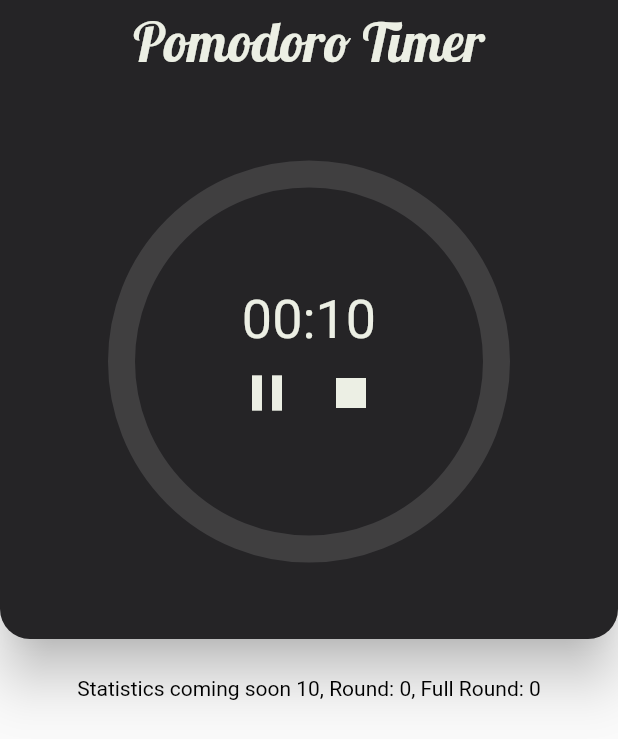
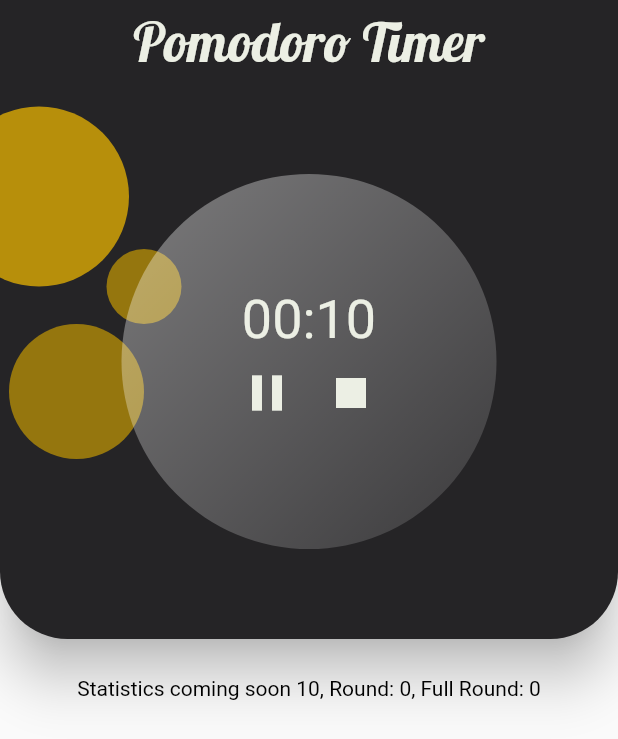
Before and after one commit to franci3/pomodoro-app, a Flutter app: the screen it shows after launch, after a tap on the "play arrow" icon, on a phone screen of 412 x 824 dp. Shown: the top 739 px of the screen. Run offline on Flutter 3.47's test engine with Material 2 defaults, Android fonts, the phone set to English and light mode, and no system bars; our stand-ins replace audioplayers, get; statements that could not run were skipped.

Commit message:
adds sound on timer start and stop, adds design features

```diff
--- a/lib/main.dart
+++ b/lib/main.dart
@@ -4,6 +4,7 @@ import 'package:pomodoro_app/assets/custom_theme.dart';
 import 'package:pomodoro_app/screens/home.dart';
 
 void main() {
+  Paint.enableDithering = true;
   runApp(GetMaterialApp(
       title: 'Pomodoro App',
       debugShowCheckedModeBanner: false,
--- a/lib/screens/card_screen.dart
+++ b/lib/screens/card_screen.dart
@@ -1,7 +1,10 @@
+import 'dart:ui';
+
 import 'package:flutter/material.dart';
 import 'package:get/get.dart';
 import 'package:pomodoro_app/assets/custom_theme.dart';
 import 'package:pomodoro_app/states/home_controller.dart';
+import 'package:pomodoro_app/widgets/circles_painter_widget.dart';
 
 class CardScreen extends StatelessWidget {
   final HomeController homeController = Get.put(HomeController());
@@ -13,21 +16,36 @@ class CardScreen extends StatelessWidget {
       elevation: 15,
       shape: RoundedRectangleBorder(
           borderRadius: BorderRadius.only(
-              bottomLeft: Radius.circular(20),
-              bottomRight: Radius.circular(20))),
+              bottomLeft: Radius.circular(45),
+              bottomRight: Radius.circular(45))),
       child: Center(
         child: Padding(
           padding: const EdgeInsets.symmetric(vertical: 60.0),
           child: Stack(
             alignment: Alignment.center,
             children: [
+              CustomPaint(
+                size: Size(200, 100),
+                painter: CirclesPainter(),
+              ),
               Obx(
-                () => SizedBox(
+                () => Container(
                   width: 250,
                   height: 250,
+                  decoration: new BoxDecoration(
+                    backgroundBlendMode: BlendMode.lighten,
+                    gradient: LinearGradient(
+                      begin: Alignment.topLeft,
+                      end: Alignment.bottomRight,
+                      colors: [
+                        const Color(0x66ffffff),
+                        const Color(0x1Affffff),
+                      ],
+                    ),
+                    borderRadius: new BorderRadius.circular(125),
+                  ),
                   child: CircularProgressIndicator(
                       value: _calculateCountdownLoader(homeController),
-                      backgroundColor: Colors.white12,
                       strokeWidth: 18,
                       valueColor: AlwaysStoppedAnimation<Color>(
                           PomodoroValues.mainColor)),
--- a/lib/states/home_controller.dart
+++ b/lib/states/home_controller.dart
@@ -4,6 +4,7 @@ import 'package:flutter/cupertino.dart';
 import 'package:get/get.dart';
 import 'package:pomodoro_app/assets/custom_theme.dart';
 import 'package:pomodoro_app/assets/values/values.dart';
+import 'package:audioplayers/audio_cache.dart';
 
 class HomeController extends GetxController {
 
@@ -17,45 +18,48 @@ class HomeController extends GetxController {
   var timerIsPaused = false.obs;
   var focusPauseRound = false.obs;
 
-  decrementSeconds() => seconds--;
-  decrementMinutes() => minutes--;
-  decrementTotalSeconds() => totalSeconds--;
-  incrementRound() => roundCount++;
-  incrementFullRoundCount() => fullRoundCount++;
+  AudioCache audioPlayer = AudioCache(prefix: 'lib/assets/sounds/');
+
+  _decrementSeconds() => seconds--;
+  _decrementMinutes() => minutes--;
+  _decrementTotalSeconds() => totalSeconds--;
+  _incrementRound() => roundCount++;
+  _incrementFullRoundCount() => fullRoundCount++;
 
   startTimer() {
-    startStopTimer();
+    _startStopTimer();
     Timer.periodic(Duration(seconds: 1), (timer) {
       if (timerIsActive.isTrue && timerIsPaused.isfalse) {
-        handleTimerCountdown();
+        _handleTimerCountdown();
       } else if(timerIsActive.isfalse){
         timer.cancel();
-        resetTimer();
+        _resetTimer();
       }
     });
   }
 
-  startStopTimer() {
+  _startStopTimer() {
     timerIsActive.toggle();
+    _playSound();
   }
 
-  handleTimerCountdown() {
-    decrementTotalSeconds();
+  _handleTimerCountdown() {
+    _decrementTotalSeconds();
     if (seconds.value != 0) {
-      decrementSeconds();
+      _decrementSeconds();
     } else if (seconds.value == 0 && minutes.value != 0) {
       seconds.value = 59;
-      decrementMinutes();
+      _decrementMinutes();
     } else if (seconds.value == 0 && minutes.value == 0) {
       focusPauseRound.toggle();
       //TODO: Remove fixed values with const
       if(focusPauseRound.isTrue){
-        incrementRound();
+        _incrementRound();
         animationSeconds.value = totalPauseSeconds;
         //minutes.value = pauseMinutes;
         if(roundCount.value == 4){
           roundCount.value = 0;
-          incrementFullRoundCount();
+          _incrementFullRoundCount();
           seconds.value = 15;
           totalSeconds.value = 15;
         } else {
@@ -63,17 +67,21 @@ class HomeController extends GetxController {
           totalSeconds.value = totalPauseSeconds;
         }
       } else {
-        resetTimer();
+        _resetTimer();
       }
     }
   }
 
-  resetTimer() {
+  _resetTimer() {
     seconds.value = focusSeconds;
     minutes.value = focusMinutes;
     totalSeconds.value = totalFocusSeconds;
     roundCount.value = 0;
     animationSeconds.value = totalFocusSeconds;
+  }
+
+  _playSound() async {
+    audioPlayer.play('484344__inspectorj__bike-bell-ding-single-01-01.mp3');
   }
 
   pauseTimer() {
--- /dev/null
+++ b/lib/widgets/circles_painter_widget.dart
@@ -0,0 +1,25 @@
+import 'package:flutter/cupertino.dart';
+
+class CirclesPainter extends CustomPainter{
+  @override
+  void paint(Canvas canvas, Size size) {
+
+    var offsetCircle1 = Offset(-80, -60);
+    var offsetCircle2 = Offset(-10, 0);
+    var offsetCircle3 = Offset(-55, 70);
+
+    var gradientCircle1 = const Color.fromRGBO(242, 186, 0, 0.71);
+    var gradientCircle2 = const Color.fromRGBO(149, 118, 14, 1);
+    var gradientCircle3 = const Color.fromRGBO(149, 118, 14, 1);
+
+    canvas.drawCircle(offsetCircle1,60,Paint()..color = gradientCircle1);
+    canvas.drawCircle(offsetCircle2,25,Paint()..color = gradientCircle2);
+    canvas.drawCircle(offsetCircle3,45,Paint()..color = gradientCircle3);
+  }
+
+  @override
+  bool shouldRepaint(covariant CustomPainter oldDelegate) {
+    return false;
+  }
+
+}
--- a/pubspec.yaml
+++ b/pubspec.yaml
@@ -24,6 +24,7 @@ dependencies:
   flutter:
     sdk: flutter
   get: ^3.24.0
+  audioplayers: ^0.17.3
 
 
   # The following adds the Cupertino Icons font to your application.
@@ -46,8 +47,8 @@ flutter:
   uses-material-design: true
 
   # To add assets to your application, add an assets section, like this:
-  # assets:
-  #   - images/a_dot_burr.jpeg
+  assets:
+    - lib/assets/sounds/484344__inspectorj__bike-bell-ding-single-01-01.mp3
   #   - images/a_dot_ham.jpeg
 
   # An image asset can refer to one or more resolution-specific "variants", see
```
Also changed, not shown: pubspec.lock, 2 other files.
